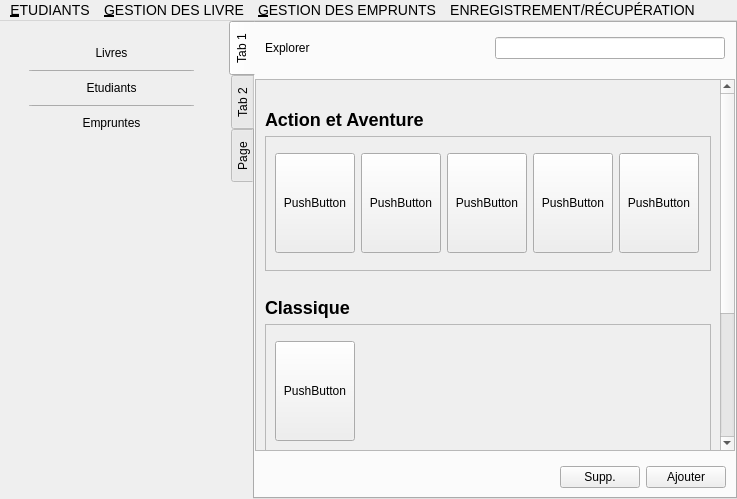
NassimKraiem/MiniProject_CPI1, file ui/main.ui: the form before one commit.
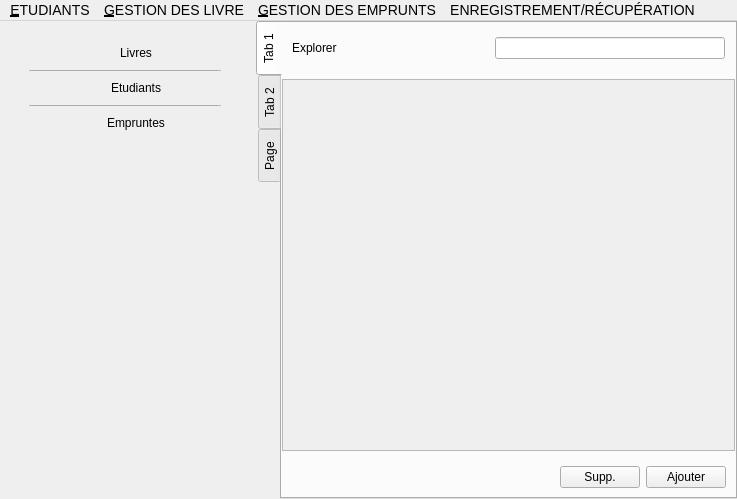
The form after the commit. Icons and pictures are not drawn.

```diff
--- a/ui/main.ui
+++ b/ui/main.ui
@@ -429,402 +429,11 @@
                  <rect>
                   <x>0</x>
                   <y>0</y>
-                  <width>510</width>
-                  <height>594</height>
+                  <width>518</width>
+                  <height>368</height>
                  </rect>
                 </property>
-                <layout class="QVBoxLayout" name="verticalLayout">
-                 <item>
-                  <layout class="QVBoxLayout" name="action_aventure">
-                   <property name="topMargin">
-                    <number>20</number>
-                   </property>
-                   <item>
-                    <widget class="QLabel" name="label">
-                     <property name="text">
-                      <string>&lt;h2&gt;Action et Aventure&lt;/h2&gt;</string>
-                     </property>
-                    </widget>
-                   </item>
-                   <item>
-                    <widget class="QScrollArea" name="ligneLivres">
-                     <property name="minimumSize">
-                      <size>
-                       <width>0</width>
-                       <height>135</height>
-                      </size>
-                     </property>
-                     <property name="maximumSize">
-                      <size>
-                       <width>16777215</width>
-                       <height>135</height>
-                      </size>
-                     </property>
-                     <property name="verticalScrollBarPolicy">
-                      <enum>Qt::ScrollBarAlwaysOff</enum>
-                     </property>
-                     <property name="widgetResizable">
-                      <bool>true</bool>
-                     </property>
-                     <widget class="QWidget" name="livres">
-                      <property name="geometry">
-                       <rect>
-                        <x>0</x>
-                        <y>0</y>
-                        <width>493</width>
-                        <height>119</height>
-                       </rect>
-                      </property>
-                      <layout class="QHBoxLayout" name="horizontalLayout_4">
-                       <property name="bottomMargin">
-                        <number>9</number>
-                       </property>
-                       <item>
-                        <widget class="QPushButton" name="pushButton_2">
-                         <property name="minimumSize">
-                          <size>
-                           <width>0</width>
-                           <height>100</height>
-                          </size>
-                         </property>
-                         <property name="maximumSize">
-                          <size>
-                           <width>90</width>
-                           <height>16777215</height>
-                          </size>
-                         </property>
-                         <property name="text">
-                          <string>PushButton</string>
-                         </property>
-                        </widget>
-                       </item>
-                       <item>
-                        <widget class="QPushButton" name="pushButton_7">
-                         <property name="minimumSize">
-                          <size>
-                           <width>0</width>
-                           <height>100</height>
-                          </size>
-                         </property>
-                         <property name="maximumSize">
-                          <size>
-                           <width>90</width>
-                           <height>16777215</height>
-                          </size>
-                         </property>
-                         <property name="text">
-                          <string>PushButton</string>
-                         </property>
-                        </widget>
-                       </item>
-                       <item>
-                        <widget class="QPushButton" name="pushButton_6">
-                         <property name="minimumSize">
-                          <size>
-                           <width>0</width>
-                           <height>100</height>
-                          </size>
-                         </property>
-                         <property name="maximumSize">
-                          <size>
-                           <width>90</width>
-                           <height>16777215</height>
-                          </size>
-                         </property>
-                         <property name="text">
-                          <string>PushButton</string>
-                         </property>
-                        </widget>
-                       </item>
-                       <item>
-                        <widget class="QPushButton" name="pushButton_5">
-                         <property name="minimumSize">
-                          <size>
-                           <width>0</width>
-                           <height>100</height>
-                          </size>
-                         </property>
-                         <property name="maximumSize">
-                          <size>
-                           <width>90</width>
-                           <height>16777215</height>
-                          </size>
-                         </property>
-                         <property name="text">
-                          <string>PushButton</string>
-                         </property>
-                        </widget>
-                       </item>
-                       <item>
-                        <widget class="QPushButton" name="pushButton_3">
-                         <property name="minimumSize">
-                          <size>
-                           <width>0</width>
-                           <height>100</height>
-                          </size>
-                         </property>
-                         <property name="maximumSize">
-                          <size>
-                           <width>90</width>
-                           <height>16777215</height>
-                          </size>
-                         </property>
-                         <property name="text">
-                          <string>PushButton</string>
-                         </property>
-                        </widget>
-                       </item>
-                       <item>
-                        <spacer name="horizontalSpacer_3">
-                         <property name="orientation">
-                          <enum>Qt::Horizontal</enum>
-                         </property>
-                         <property name="sizeHint" stdset="0">
-                          <size>
-                           <width>40</width>
-                           <height>20</height>
-                          </size>
-                         </property>
-                        </spacer>
-                       </item>
-                      </layout>
-                     </widget>
-                    </widget>
-                   </item>
-                  </layout>
-                 </item>
-                 <item>
-                  <layout class="QVBoxLayout" name="classique">
-                   <property name="topMargin">
-                    <number>20</number>
-                   </property>
-                   <item>
-                    <widget class="QLabel" name="label">
-                     <property name="text">
-                      <string>&lt;h2&gt;Classique&lt;/h2&gt;</string>
-                     </property>
-                    </widget>
-                   </item>
-                   <item>
-                    <widget class="QScrollArea" name="ligneLivres">
-                     <property name="minimumSize">
-                      <size>
-                       <width>0</width>
-                       <height>135</height>
-                      </size>
-                     </property>
-                     <property name="maximumSize">
-                      <size>
-                       <width>16777215</width>
-                       <height>135</height>
-                      </size>
-                     </property>
-                     <property name="verticalScrollBarPolicy">
-                      <enum>Qt::ScrollBarAlwaysOff</enum>
-                     </property>
-                     <property name="widgetResizable">
-                      <bool>true</bool>
-                     </property>
-                     <widget class="QWidget" name="livres">
-                      <layout class="QHBoxLayout" name="horizontalLayout_4">
-                       <item>
-                        <widget class="QPushButton" name="livre1">
-                         <property name="minimumSize">
-                          <size>
-                           <width>0</width>
-                           <height>100</height>
-                          </size>
-                         </property>
-                         <property name="maximumSize">
-                          <size>
-                           <width>90</width>
-                           <height>16777215</height>
-                          </size>
-                         </property>
-                         <property name="text">
-                          <string>PushButton</string>
-                         </property>
-                        </widget>
-                       </item>
-                       <item>
-                        <spacer name="horizontalSpacer_3">
-                         <property name="orientation">
-                          <enum>Qt::Horizontal</enum>
-                         </property>
-                         <property name="sizeHint" stdset="0">
-                          <size>
-                           <width>40</width>
-                           <height>20</height>
-                          </size>
-                         </property>
-                        </spacer>
-                       </item>
-                      </layout>
-                     </widget>
-                    </widget>
-                   </item>
-                  </layout>
-                 </item>
-                 <item>
-                  <layout class="QVBoxLayout" name="Détective et mystère">
-                   <property name="topMargin">
-                    <number>20</number>
-                   </property>
-                   <item>
-                    <widget class="QLabel" name="label">
-                     <property name="text">
-                      <string>&lt;h2&gt;Détective et mystère&lt;/h2&gt;</string>
-                     </property>
-                    </widget>
-                   </item>
-                   <item>
-                    <widget class="QScrollArea" name="ligneLivres">
-                     <property name="minimumSize">
-                      <size>
-                       <width>0</width>
-                       <height>135</height>
-                      </size>
-                     </property>
-                     <property name="maximumSize">
-                      <size>
-                       <width>16777215</width>
-                       <height>135</height>
-                      </size>
-                     </property>
-                     <property name="verticalScrollBarPolicy">
-                      <enum>Qt::ScrollBarAlwaysOff</enum>
-                     </property>
-                     <property name="widgetResizable">
-                      <bool>true</bool>
-                     </property>
-                     <widget class="QWidget" name="livres">
-                      <property name="geometry">
-                       <rect>
-                        <x>0</x>
-                        <y>0</y>
-                        <width>493</width>
-                        <height>119</height>
-                       </rect>
-                      </property>
-                      <layout class="QHBoxLayout" name="horizontalLayout_4">
-                       <property name="bottomMargin">
-                        <number>9</number>
-                       </property>
-                       <item>
-                        <widget class="QPushButton" name="pushButton_2">
-                         <property name="minimumSize">
-                          <size>
-                           <width>0</width>
-                           <height>100</height>
-                          </size>
-                         </property>
-                         <property name="maximumSize">
-                          <size>
-                           <width>90</width>
-                           <height>16777215</height>
-                          </size>
-                         </property>
-                         <property name="text">
-                          <string>PushButton</string>
-                         </property>
-                        </widget>
-                       </item>
-                       <item>
-                        <widget class="QPushButton" name="pushButton_7">
-                         <property name="minimumSize">
-                          <size>
-                           <width>0</width>
-                           <height>100</height>
-                          </size>
-                         </property>
-                         <property name="maximumSize">
-                          <size>
-                           <width>90</width>
-                           <height>16777215</height>
-                          </size>
-                         </property>
-                         <property name="text">
-                          <string>PushButton</string>
-                         </property>
-                        </widget>
-                       </item>
-                       <item>
-                        <widget class="QPushButton" name="pushButton_6">
-                         <property name="minimumSize">
-                          <size>
-                           <width>0</width>
-                           <height>100</height>
-                          </size>
-                         </property>
-                         <property name="maximumSize">
-                          <size>
-                           <width>90</width>
-                           <height>16777215</height>
-                          </size>
-                         </property>
-                         <property name="text">
-                          <string>PushButton</string>
-                         </property>
-                        </widget>
-                       </item>
-                       <item>
-                        <widget class="QPushButton" name="pushButton_5">
-                         <property name="minimumSize">
-                          <size>
-                           <width>0</width>
-                           <height>100</height>
-                          </size>
-                         </property>
-                         <property name="maximumSize">
-                          <size>
-                           <width>90</width>
-                           <height>16777215</height>
-                          </size>
-                         </property>
-                         <property name="text">
-                          <string>PushButton</string>
-                         </property>
-                        </widget>
-                       </item>
-                       <item>
-                        <widget class="QPushButton" name="pushButton_3">
-                         <property name="minimumSize">
-                          <size>
-                           <width>0</width>
-                           <height>100</height>
-                          </size>
-                         </property>
-                         <property name="maximumSize">
-                          <size>
-                           <width>90</width>
-                           <height>16777215</height>
-                          </size>
-                         </property>
-                         <property name="text">
-                          <string>PushButton</string>
-                         </property>
-                        </widget>
-                       </item>
-                       <item>
-                        <spacer name="horizontalSpacer_3">
-                         <property name="orientation">
-                          <enum>Qt::Horizontal</enum>
-                         </property>
-                         <property name="sizeHint" stdset="0">
-                          <size>
-                           <width>40</width>
-                           <height>20</height>
-                          </size>
-                         </property>
-                        </spacer>
-                       </item>
-                      </layout>
-                     </widget>
-                    </widget>
-                   </item>
-                  </layout>
-                 </item>
-                </layout>
+                <layout class="QVBoxLayout" name="verticalLayout"/>
                </widget>
               </widget>
              </item>
```
